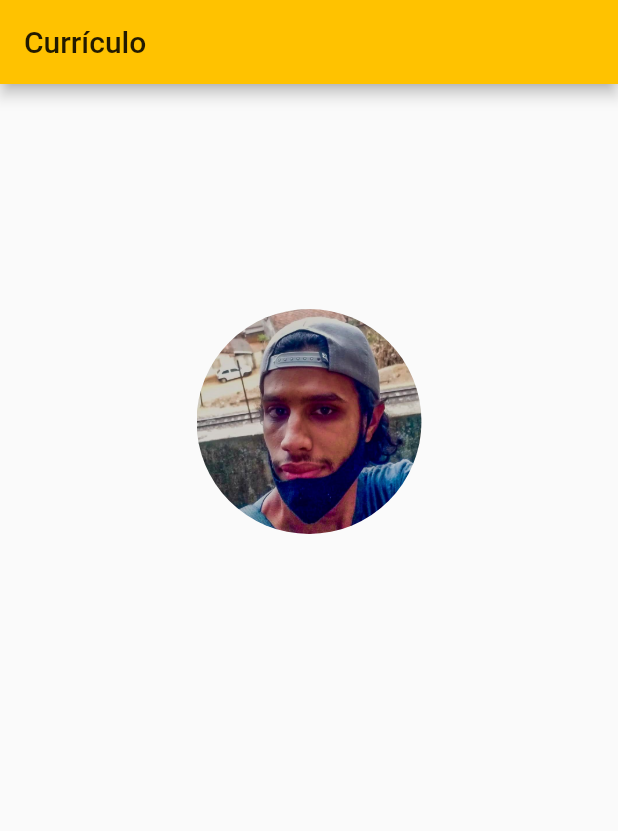
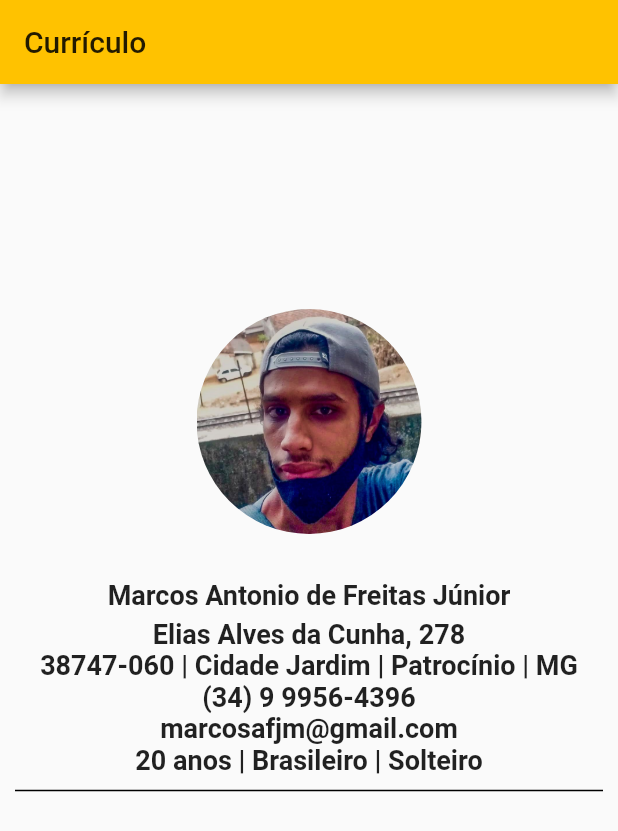
Before and after one commit to FreitasMarcos/curriculo_flutter, a Flutter app: the screen it shows after launch, on a phone screen of 412 x 824 dp. Shown: the top 831 px of the screen. Run offline on Flutter 3.47's test engine with Material 2 defaults, Android fonts, the phone set to English and light mode, and no system bars.

Commit message:
continuação

```diff
--- a/curriculo_flutter/lib/Screens/Home/curriculo.dart
+++ b/curriculo_flutter/lib/Screens/Home/curriculo.dart
@@ -1,5 +1,7 @@
 
+import 'package:flutter/cupertino.dart';
 import 'package:flutter/material.dart';
+import 'package:flutter/painting.dart';
 
 
 class Curriculo extends StatelessWidget {
@@ -8,12 +10,12 @@ class Curriculo extends StatelessWidget {
   @override
   Widget build(BuildContext context) {
     return Scaffold(
-      appBar: AppBar(title: const Text("Currículo"),),
-      body:Center(
-          child: Column(
-            children: [
-              const SizedBox(height: 150,),
-              ClipRRect(
+      appBar: AppBar(title: const Text("Currículo")),
+      body: Column(
+        children: [
+          const SizedBox(height: 150,),
+          Center(
+            child:ClipRRect(
               borderRadius: BorderRadius.circular(190),
               child: Image.asset(
                 "assets/images/marcos.jpg",
@@ -22,9 +24,55 @@ class Curriculo extends StatelessWidget {
                 width: 150,
               )
             ),
-            ],
           ),
+          const SizedBox(height: 30),
+          const Center(
+            child: Text(
+              "Marcos Antonio de Freitas Júnior",
+              style: TextStyle(fontWeight: FontWeight.bold, fontSize: 18),
+            )
+          ),
+          const SizedBox(height: 5),
+          const Center(
+            child: Text(
+              "Elias Alves da Cunha, 278",
+              style: TextStyle(fontWeight: FontWeight.bold, fontSize: 18),
+            )
+          ),
+          const Center(
+            child: Text(
+              "38747-060 | Cidade Jardim | Patrocínio | MG",
+              style: TextStyle(fontWeight: FontWeight.bold, fontSize: 18),
+            )
+          ),
+          const Center(
+            child: Text(
+              "(34) 9 9956-4396",
+              style: TextStyle(fontWeight: FontWeight.bold, fontSize: 18),
+            )
+          ),
+          const Center(
+            child: Text(
+              "marcosafjm@gmail.com",
+              style: TextStyle(fontWeight: FontWeight.bold, fontSize: 18),
+            )
+          ),
+          const Center(
+            child: Text(
+              "20 anos | Brasileiro | Solteiro",
+              style: TextStyle(fontWeight: FontWeight.bold, fontSize: 18),
+            )
+          ),
+          const Divider(
+          color: Colors.black,
+          height: 20,
+          thickness: 1,
+          indent: 10,
+          endIndent: 10,
         ),
+
+        ],
+      ),
     );
   }
 }
```
